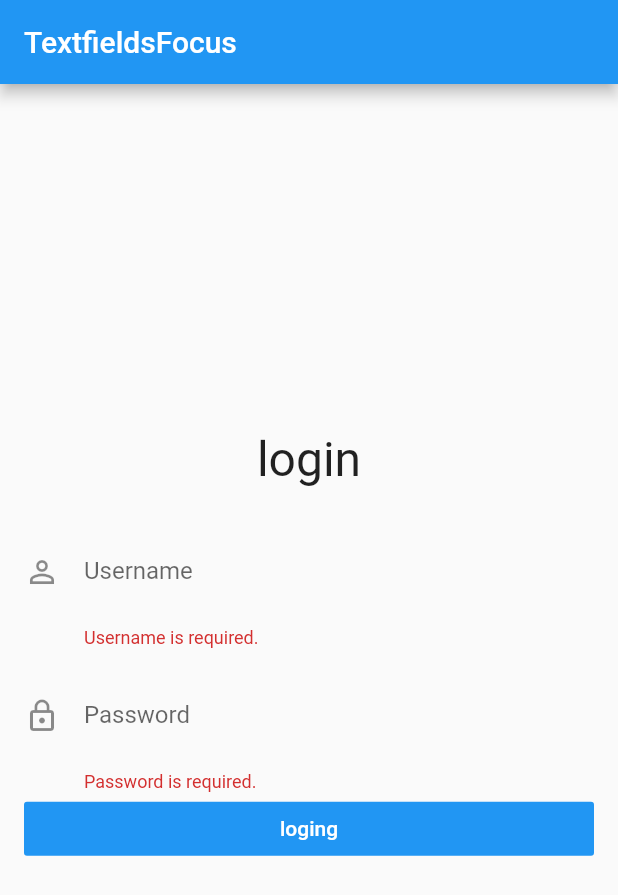
After one commit to TBoyLi/flutter_learning, a Flutter app: the TextfieldsFocusPage screen opened directly, after a tap on "loging", on a phone screen of 412 x 824 dp. The commit adds this screen. Shown: the top 895 px of the screen. Run offline on Flutter 3.47's test engine with Material 2 defaults, Android fonts, the phone set to English and light mode, and no system bars; our stand-ins replace fluro; statements that could not run were skipped.

Commit message:
textfields focus

```diff
--- a/lib/main.dart
+++ b/lib/main.dart
@@ -125,6 +125,8 @@ class _MyHomePageState extends State<MyHomePage> {
             case 6:
               Application.router.navigateTo(context, Routes.beautifulSearchBar, transition: TransitionType.cupertino);
               break;
+              case 7:
+              Application.router.navigateTo(context, Routes.textfiedldsFocus, transition: TransitionType.cupertino);
           }
         }),
       ),
--- a/lib/router/routes.dart
+++ b/lib/router/routes.dart
@@ -8,6 +8,7 @@ import 'package:learnings/bottom_navigation_bar/index.dart';
 import 'package:learnings/custom_router_transition/index.dart';
 import 'package:learnings/frosted_glass_style/index.dart';
 import 'package:learnings/keep_alive/index.dart';
+import 'package:learnings/textfields_focus/index.dart';
 
 class Routes {
   static String root = '/';
@@ -18,6 +19,7 @@ class Routes {
   static String keepAlive = '/keep_alive';
   static String frostedGlassStyle = '/frostedGlassStyle';
   static String beautifulSearchBar = '/beautifulSearchBar';
+  static String textfiedldsFocus = '/textfiedldsFocus';
   static String viewPager = '/view_page';
 
   static void configureRoutes(Router router) {
@@ -61,9 +63,15 @@ class Routes {
         handlerFunc: (BuildContext context, Map<String, List<String>> params) {
       return FrostedGlassStyleIndexPage();
     }));
+
     router.define(beautifulSearchBar, handler: Handler(
         handlerFunc: (BuildContext context, Map<String, List<String>> params) {
       return BeautifulSearchBarIndexPage();
     }));
+
+    router.define(textfiedldsFocus, handler: Handler(
+        handlerFunc: (BuildContext context, Map<String, List<String>> params) {
+      return TextfieldsFocusIndexPage();
+    }));
   }
 }
--- /dev/null
+++ b/lib/textfields_focus/index.dart
@@ -0,0 +1,32 @@
+/**
+ * 实现原理：
+ * 使用FocusNode获取当前textField焦点
+ * 在TextNode的textInputAction属性中选择键盘action（next/down）
+ * 对于最后一个之前的TextField：在onSubmitted属性中解除当前focus状态
+ * 再聚焦下一个FocusNode:FocusScope.of(context).requestFocus( nextFocusNode );
+ * 对于最后一个TextField,直接解除focus并提交表单
+ */
+
+import 'package:flutter/material.dart';
+import 'package:learnings/router/application.dart';
+import 'package:learnings/textfields_focus/textfields_focus_page.dart';
+
+class TextfieldsFocusIndexPage extends StatefulWidget {
+  TextfieldsFocusIndexPage({Key key}) : super(key: key);
+
+  _TextfieldsFocusIndexPageState createState() => _TextfieldsFocusIndexPageState();
+}
+
+class _TextfieldsFocusIndexPageState extends State<TextfieldsFocusIndexPage> {
+  @override
+  Widget build(BuildContext context) {
+    return MaterialApp(
+      title: "TextfieldsFocus",
+      onGenerateRoute: Application.router.generator,
+      theme: ThemeData(
+        primarySwatch: Colors.blue,
+      ),
+       home: TextfieldsFocusPage(),
+    );
+  }
+}
--- /dev/null
+++ b/lib/textfields_focus/textfields_focus_page.dart
@@ -0,0 +1,147 @@
+import 'package:flutter/material.dart';
+
+class TextfieldsFocusPage extends StatefulWidget {
+  TextfieldsFocusPage({Key key}) : super(key: key);
+
+  _TextfieldsFocusPageState createState() => _TextfieldsFocusPageState();
+}
+
+class _TextfieldsFocusPageState extends State<TextfieldsFocusPage> {
+  final _formKey = GlobalKey<FormState>();
+  final _scaffoldkey = new GlobalKey<ScaffoldState>();
+
+  TextEditingController _usernameController, _passwordController;
+  FocusNode _usernameFocusNode, _passwordFocusNode;
+
+  bool _autovalidate = false;
+
+  String _username, _password;
+
+  @override
+  void initState() {
+    super.initState();
+    _usernameController = TextEditingController();
+    _passwordController = TextEditingController();
+    _usernameFocusNode = FocusNode();
+    _passwordFocusNode = FocusNode();
+  }
+
+  String validator({flag = 0, value = ""}) {
+    if (value.isEmpty) {
+      switch (flag) {
+        case 0:
+          return 'Username is required.';
+          break;
+        case 1:
+          return 'Password is required.';
+          break;
+        default:
+          return "";
+      }
+    }
+    return null;
+  }
+
+  void submit() {
+    if (_formKey.currentState.validate()) {
+      _formKey.currentState.save();
+      debugPrint('username: $_username');
+      debugPrint('password: $_password');
+      debugPrint('password: ${_usernameController.text}');
+      debugPrint('password: ${_passwordController.text}');
+      _scaffoldkey.currentState.showSnackBar(SnackBar(
+        content: Text("username: $_username, password: $_password"),
+      ));
+    } else {
+      setState(() {
+        _autovalidate = true;
+      });
+    }
+  }
+
+  @override
+  Widget build(BuildContext context) {
+    return Scaffold(
+        key: _scaffoldkey,
+        appBar: AppBar(
+          title: Text("TextfieldsFocus"),
+        ),
+        body: SafeArea(
+          child: Column(
+            mainAxisAlignment: MainAxisAlignment.center,
+            children: <Widget>[
+              Center(
+                child: Text("login", style: TextStyle(fontSize: 32.0)),
+              ),
+              SizedBox(height: 10.0),
+              Padding(
+                padding: EdgeInsets.all(16.0),
+                child: Form(
+                  key: _formKey,
+                  child: Column(
+                    children: <Widget>[
+                      TextFormField(
+                        focusNode: _usernameFocusNode,
+                        controller: _usernameController,
+                        textInputAction: TextInputAction.next,
+                        autovalidate: _autovalidate,
+                        validator: (value) => validator(flag: 0, value: value),
+                        decoration: InputDecoration(
+                            labelText: "Username",
+                            helperText: "",
+                            border: InputBorder.none,
+                            // border: OutlineInputBorder(),
+                            icon: Icon(Icons.perm_identity),
+                            hintText: "enter username please"),
+                        onFieldSubmitted: (value) {
+                          _usernameFocusNode.unfocus();
+                          FocusScope.of(context)
+                              .requestFocus(_passwordFocusNode);
+                        },
+                        onSaved: (value) {
+                          _username = value;
+                        },
+                      ),
+                      SizedBox(
+                        height: 15.0,
+                      ),
+                      TextFormField(
+                        focusNode: _passwordFocusNode,
+                        controller: _passwordController,
+                        textInputAction: TextInputAction.done,
+                        autovalidate: _autovalidate,
+                        validator: (value) => validator(flag: 1, value: value),
+                        obscureText: true,
+                        decoration: InputDecoration(
+                            labelText: "Password",
+                            helperText: "",
+                            border: InputBorder.none,
+                            // border: OutlineInputBorder(),
+                            icon: Icon(Icons.lock_outline),
+                            hintText: "enter password please"),
+                        onFieldSubmitted: (value) {
+                          _passwordFocusNode.unfocus();
+                        },
+                        onSaved: (value) {
+                          _password = value;
+                        },
+                      ),
+                      Container(
+                        width: double.infinity,
+                        child: RaisedButton(
+                          color: Theme.of(context).accentColor,
+                          elevation: 0.0,
+                          child: Text("loging",
+                              style: TextStyle(color: Colors.white)),
+                          onPressed: submit,
+                        ),
+                      )
+                    ],
+                  ),
+                ),
+              ),
+            ],
+          ),
+        ));
+  }
+}
```
Also changed, not shown: 36 other files.
